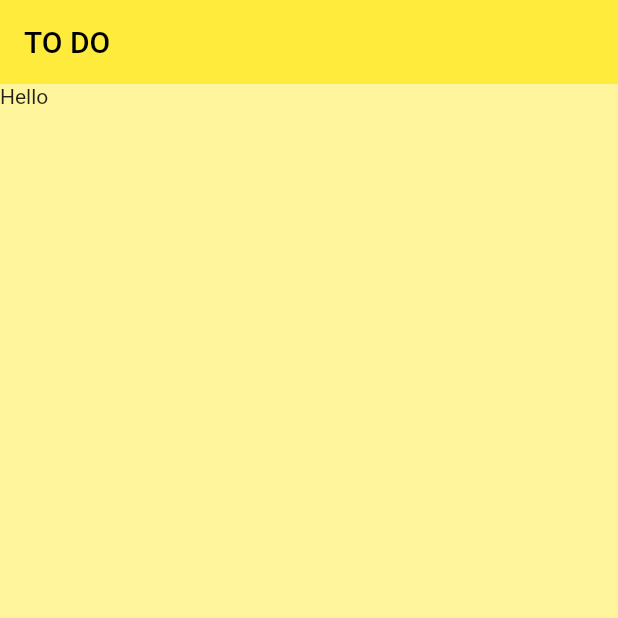
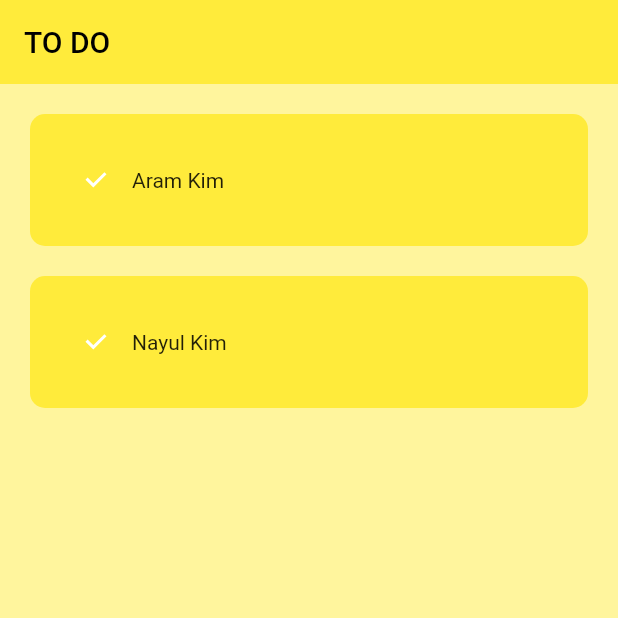
Before and after one commit to AramKim37/fluttertodo, a Flutter app: the screen it shows after launch, on a phone screen of 412 x 824 dp, the top half of it. Run offline on Flutter 3.47's test engine with Material 2 defaults, Android fonts, the phone set to English and light mode, and no system bars.

```diff
--- a/lib/pages/home_page.dart
+++ b/lib/pages/home_page.dart
@@ -11,6 +11,20 @@ class HomePage extends StatefulWidget {
 }
 
 class _HomePageState extends State<HomePage> {
+  //list of todo tasks
+  List toDoList = [
+    ['Aram Kim', true],
+    ['Nayul Kim', true],
+  ];
+
+  void checkBoxChanged(value, int index) {
+    setState(
+      () {
+        toDoList[index][1] = !toDoList[index][1];
+      },
+    );
+  }
+
   @override
   Widget build(BuildContext context) {
     return Scaffold(
@@ -19,7 +33,16 @@ class _HomePageState extends State<HomePage> {
         title: Text("TO DO"),
         elevation: 0,
       ),
-      body: Task(),
+      body: ListView.builder(
+        itemCount: toDoList.length,
+        itemBuilder: (context, index) {
+          return Task(
+            taskName: toDoList[index][0],
+            completed: toDoList[index][1],
+            onChanged: (value) => checkBoxChanged(value, index),
+          );
+        },
+      ),
     );
   }
 }
--- a/lib/utils/task.dart
+++ b/lib/utils/task.dart
@@ -3,15 +3,35 @@ import 'package:flutter/src/widgets/container.dart';
 import 'package:flutter/src/widgets/framework.dart';
 
 class Task extends StatelessWidget {
-  const Task({super.key});
+  final String taskName;
+  final bool completed;
+
+  Function(bool?)? onChanged;
+
+  Task(
+      {super.key,
+      required this.taskName,
+      required this.completed,
+      required this.onChanged});
 
   @override
   Widget build(BuildContext context) {
-    return Container(
-      child: Row(
-        children: [
-          Text("Hello"),
-        ],
+    return Padding(
+      padding: const EdgeInsets.only(right: 20, left: 20, top: 20),
+      child: Container(
+        decoration: BoxDecoration(
+          color: Colors.yellow,
+          borderRadius: BorderRadius.circular(10),
+        ),
+        child: Padding(
+          padding: const EdgeInsets.all(20),
+          child: Row(
+            children: [
+              Checkbox(value: completed, onChanged: onChanged),
+              Text(taskName),
+            ],
+          ),
+        ),
       ),
     );
   }
```
